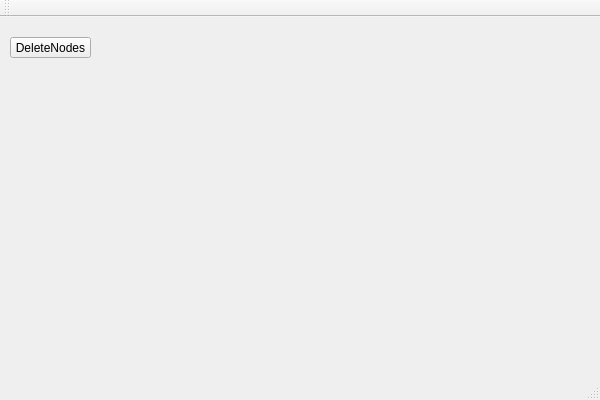
This is Automaton_Interface/Automaton_Interface/Automaton_Interface.ui in xNaga09x/LFC_Interface as Qt 5 draws it before an edit. The edited form follows.
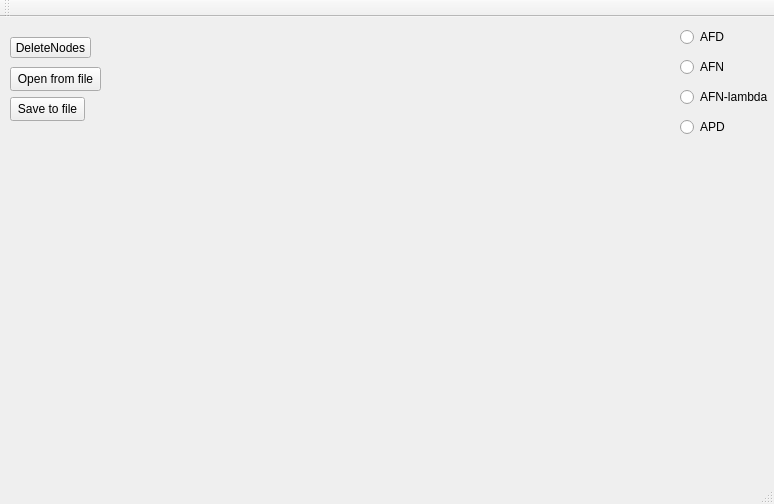
This is the edited form.

Commit message: Adaugat clasele pentru AFD & AFN (AFN de modificat), adaugat buton de open from file (fara functionalitatea de desenat), adaugat buton de save to file (WV, pentru AFD)

The edit to the form file:
```diff
--- a/Automaton_Interface/Automaton_Interface/Automaton_Interface.ui
+++ b/Automaton_Interface/Automaton_Interface/Automaton_Interface.ui
@@ -6,8 +6,8 @@
    <rect>
     <x>0</x>
     <y>0</y>
-    <width>600</width>
-    <height>400</height>
+    <width>774</width>
+    <height>504</height>
    </rect>
   </property>
   <property name="windowTitle">
@@ -27,6 +27,84 @@
      <string>DeleteNodes</string>
     </property>
    </widget>
+   <widget class="QPushButton" name="addFromFileButton">
+    <property name="geometry">
+     <rect>
+      <x>10</x>
+      <y>50</y>
+      <width>91</width>
+      <height>24</height>
+     </rect>
+    </property>
+    <property name="text">
+     <string>Open from file</string>
+    </property>
+   </widget>
+   <widget class="QPushButton" name="saveToFileButton">
+    <property name="geometry">
+     <rect>
+      <x>10</x>
+      <y>80</y>
+      <width>75</width>
+      <height>24</height>
+     </rect>
+    </property>
+    <property name="text">
+     <string>Save to file</string>
+    </property>
+   </widget>
+   <widget class="QRadioButton" name="afdRadioButton">
+    <property name="geometry">
+     <rect>
+      <x>680</x>
+      <y>10</y>
+      <width>89</width>
+      <height>20</height>
+     </rect>
+    </property>
+    <property name="text">
+     <string>AFD</string>
+    </property>
+   </widget>
+   <widget class="QRadioButton" name="afnRadioButton">
+    <property name="geometry">
+     <rect>
+      <x>680</x>
+      <y>40</y>
+      <width>89</width>
+      <height>20</height>
+     </rect>
+    </property>
+    <property name="text">
+     <string>AFN</string>
+    </property>
+   </widget>
+   <widget class="QRadioButton" name="afnlRadioButton">
+    <property name="geometry">
+     <rect>
+      <x>680</x>
+      <y>70</y>
+      <width>89</width>
+      <height>20</height>
+     </rect>
+    </property>
+    <property name="text">
+     <string>AFN-lambda</string>
+    </property>
+   </widget>
+   <widget class="QRadioButton" name="apdRaduiButton">
+    <property name="geometry">
+     <rect>
+      <x>680</x>
+      <y>100</y>
+      <width>89</width>
+      <height>20</height>
+     </rect>
+    </property>
+    <property name="text">
+     <string>APD</string>
+    </property>
+   </widget>
   </widget>
   <widget class="QMenuBar" name="menuBar">
    <property name="geometry">
```
Left out of the diff: 2 changed lines with no effect on the pictures. The commit also changes 10 other files.
